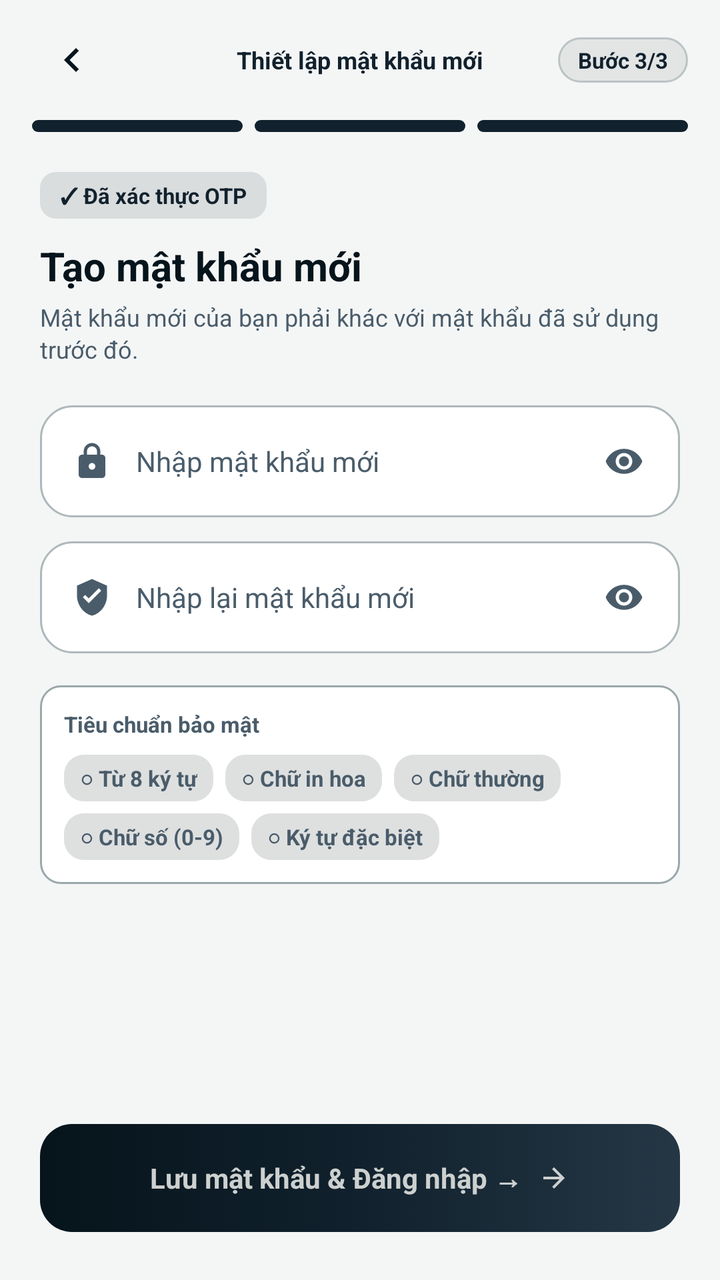
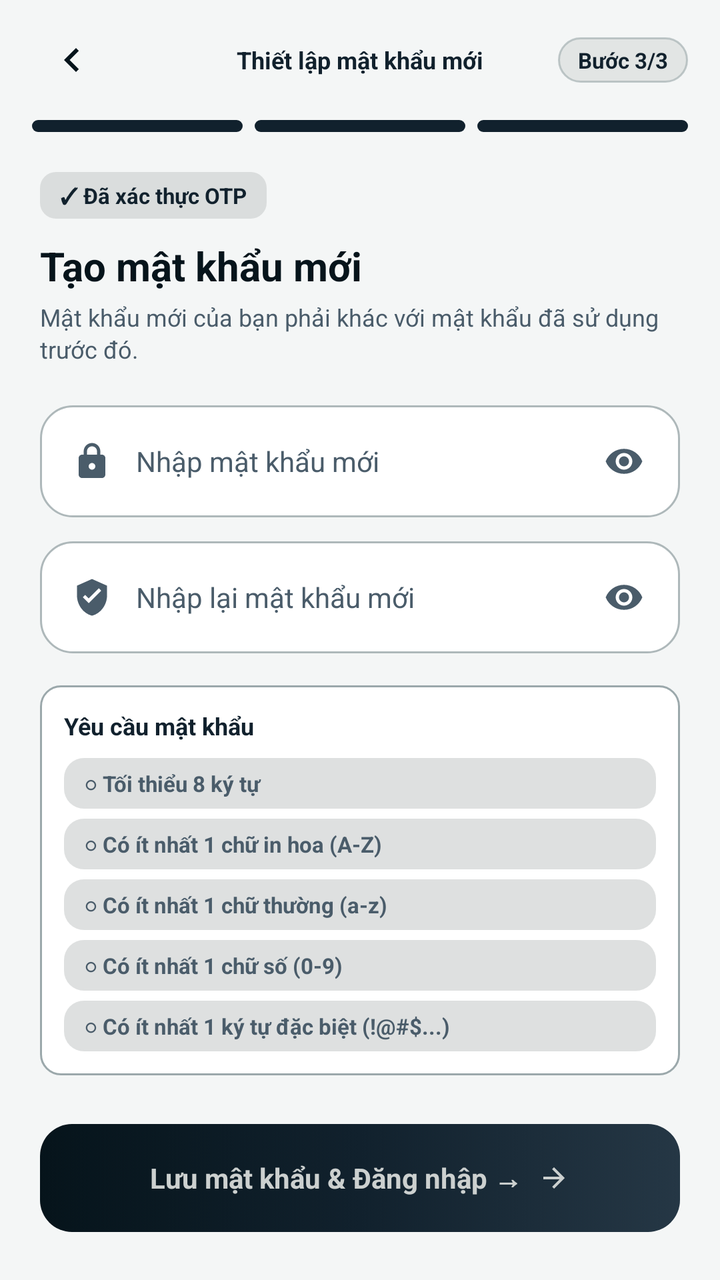

Compare the two renders of this Android layout. The source of the first and the diff that turns it into the second are given below.
<!-- AndroidManifest.xml: application theme Theme.UniClassApp -->
<!-- res/layout/activity_forgot_pass_new.xml -->
<?xml version="1.0" encoding="utf-8"?>
<ScrollView xmlns:android="http://schemas.android.com/apk/res/android"
    xmlns:app="http://schemas.android.com/apk/res-auto"
    xmlns:tools="http://schemas.android.com/tools"
    android:layout_width="match_parent"
    android:layout_height="match_parent"
    android:background="@color/nordic_canvas_light"
    android:fillViewport="true"
    android:scrollbars="none"
    tools:context=".ForgotPassNewActivity">

    <LinearLayout
        android:layout_width="match_parent"
        android:layout_height="wrap_content"
        android:orientation="vertical">

        
        <LinearLayout
            android:layout_width="match_parent"
            android:layout_height="wrap_content"
            android:orientation="vertical"
            android:paddingHorizontal="16dp"
            android:paddingTop="8dp"
            android:paddingBottom="12dp">

            <RelativeLayout
                android:layout_width="match_parent"
                android:layout_height="44dp">

                <ImageView
                    android:id="@+id/btnBack"
                    android:layout_width="40dp"
                    android:layout_height="40dp"
                    android:layout_alignParentStart="true"
                    android:layout_centerVertical="true"
                    android:background="?android:attr/selectableItemBackgroundBorderless"
                    android:clickable="true"
                    android:contentDescription="@string/desc_back_button"
                    android:focusable="true"
                    android:padding="8dp"
                    android:src="@drawable/ic_chevron_left"
                    app:tint="@color/nordic_obsidian_navy" />

                <TextView
                    android:id="@+id/tvStepTitle"
                    android:layout_width="wrap_content"
                    android:layout_height="wrap_content"
                    android:layout_centerInParent="true"
                    android:text="Thiết lập mật khẩu mới"
                    android:textColor="@color/nordic_midnight_slate"
                    android:textSize="12sp"
                    android:textStyle="bold" />

                <TextView
                    android:id="@+id/tvStepBadge"
                    android:layout_width="wrap_content"
                    android:layout_height="wrap_content"
                    android:layout_alignParentEnd="true"
                    android:layout_centerVertical="true"
                    android:background="@drawable/bg_nordic_prompt_card"
                    android:paddingHorizontal="10dp"
                    android:paddingVertical="4dp"
                    android:text="@string/nordic_forgot_step3_badge"
                    android:textColor="@color/nordic_midnight_slate"
                    android:textSize="11sp"
                    android:textStyle="bold" />
            </RelativeLayout>

            
            <LinearLayout
                android:layout_width="match_parent"
                android:layout_height="6dp"
                android:layout_marginTop="8dp"
                android:orientation="horizontal">

                <View
                    android:layout_width="0dp"
                    android:layout_height="match_parent"
                    android:layout_marginEnd="4dp"
                    android:layout_weight="1"
                    android:background="@drawable/bg_nordic_segment_active" />

                <View
                    android:layout_width="0dp"
                    android:layout_height="match_parent"
                    android:layout_marginHorizontal="2dp"
                    android:layout_weight="1"
                    android:background="@drawable/bg_nordic_segment_active" />

                <View
                    android:layout_width="0dp"
                    android:layout_height="match_parent"
                    android:layout_marginStart="4dp"
                    android:layout_weight="1"
                    android:background="@drawable/bg_nordic_segment_active" />
            </LinearLayout>
        </LinearLayout>

        
        <LinearLayout
            android:layout_width="match_parent"
            android:layout_height="0dp"
            android:layout_weight="1"
            android:orientation="vertical"
            android:paddingHorizontal="20dp"
            android:paddingBottom="24dp">

            
            <TextView
                android:layout_width="wrap_content"
                android:layout_height="wrap_content"
                android:layout_marginTop="8dp"
                android:background="@drawable/bg_nordic_feature_chip"
                android:paddingHorizontal="10dp"
                android:paddingVertical="4dp"
                android:text="@string/nordic_forgot_step3_badge_verified"
                android:textColor="@color/nordic_midnight_slate"
                android:textSize="11sp"
                android:textStyle="bold" />

            <TextView
                android:layout_width="wrap_content"
                android:layout_height="wrap_content"
                android:layout_marginTop="10dp"
                android:text="@string/nordic_forgot_step3_title"
                android:textColor="@color/nordic_obsidian_navy"
                android:textSize="20sp"
                android:textStyle="bold" />

            <TextView
                android:layout_width="wrap_content"
                android:layout_height="wrap_content"
                android:layout_marginTop="4dp"
                android:lineSpacingExtra="2dp"
                android:text="@string/nordic_forgot_step3_subtitle"
                android:textColor="@color/nordic_muted_steel"
                android:textSize="12sp" />

            
            <LinearLayout
                android:id="@+id/containerNewPassword"
                android:layout_width="match_parent"
                android:layout_height="56dp"
                android:layout_marginTop="20dp"
                android:background="@drawable/bg_nordic_input_selector"
                android:gravity="center_vertical"
                android:orientation="horizontal"
                android:paddingHorizontal="16dp">

                <ImageView
                    android:layout_width="20dp"
                    android:layout_height="20dp"
                    android:contentDescription="@null"
                    android:src="@drawable/ic_lock"
                    app:tint="@color/nordic_muted_steel" />

                <EditText
                    android:id="@+id/edtNewPassword"
                    android:layout_width="0dp"
                    android:layout_height="match_parent"
                    android:layout_marginStart="12dp"
                    android:layout_weight="1"
                    android:autofillHints="newPassword"
                    android:background="@null"
                    android:hint="@string/new_password_hint"
                    android:inputType="textPassword"
                    android:maxLines="1"
                    android:textColor="@color/nordic_obsidian_navy"
                    android:textColorHint="@color/nordic_muted_steel"
                    android:textSize="14sp" />

                <ImageView
                    android:id="@+id/ivToggleNewPassword"
                    android:layout_width="24dp"
                    android:layout_height="24dp"
                    android:clickable="true"
                    android:contentDescription="@null"
                    android:focusable="true"
                    android:padding="2dp"
                    android:src="@drawable/ic_eye"
                    app:tint="@color/nordic_muted_steel" />
            </LinearLayout>

            <TextView
                android:id="@+id/tvErrorNewPassword"
                android:layout_width="wrap_content"
                android:layout_height="wrap_content"
                android:layout_marginStart="8dp"
                android:layout_marginTop="4dp"
                android:textColor="@color/nordic_error_rose"
                android:textSize="11sp"
                android:textStyle="bold"
                android:visibility="gone" />

            
            <LinearLayout
                android:id="@+id/containerConfirmPassword"
                android:layout_width="match_parent"
                android:layout_height="56dp"
                android:layout_marginTop="12dp"
                android:background="@drawable/bg_nordic_input_selector"
                android:gravity="center_vertical"
                android:orientation="horizontal"
                android:paddingHorizontal="16dp">

                <ImageView
                    android:layout_width="20dp"
                    android:layout_height="20dp"
                    android:contentDescription="@null"
                    android:src="@drawable/ic_shield_check"
                    app:tint="@color/nordic_muted_steel" />

                <EditText
                    android:id="@+id/edtConfirmPassword"
                    android:layout_width="0dp"
                    android:layout_height="match_parent"
                    android:layout_marginStart="12dp"
                    android:layout_weight="1"
                    android:autofillHints="newPassword"
                    android:background="@null"
                    android:hint="@string/confirm_new_password_hint"
                    android:inputType="textPassword"
                    android:maxLines="1"
                    android:textColor="@color/nordic_obsidian_navy"
                    android:textColorHint="@color/nordic_muted_steel"
                    android:textSize="14sp" />

                <ImageView
                    android:id="@+id/ivToggleConfirmPassword"
                    android:layout_width="24dp"
                    android:layout_height="24dp"
                    android:clickable="true"
                    android:contentDescription="@null"
                    android:focusable="true"
                    android:padding="2dp"
                    android:src="@drawable/ic_eye"
                    app:tint="@color/nordic_muted_steel" />
            </LinearLayout>

            <TextView
                android:id="@+id/tvErrorConfirmPassword"
                android:layout_width="wrap_content"
                android:layout_height="wrap_content"
                android:layout_marginStart="8dp"
                android:layout_marginTop="4dp"
                android:textColor="@color/nordic_error_rose"
                android:textSize="11sp"
                android:textStyle="bold"
                android:visibility="gone" />

            
            <LinearLayout
                android:id="@+id/layoutSecurityCard"
                android:layout_width="match_parent"
                android:layout_height="wrap_content"
                android:layout_marginTop="16dp"
                android:background="@drawable/bg_nordic_surface_btn"
                android:orientation="vertical"
                android:padding="12dp">

                <TextView
                    android:layout_width="wrap_content"
                    android:layout_height="wrap_content"
                    android:text="@string/nordic_security_title"
                    android:textColor="@color/nordic_muted_steel"
                    android:textSize="11sp"
                    android:textStyle="bold" />

                
                <LinearLayout
                    android:layout_width="match_parent"
                    android:layout_height="wrap_content"
                    android:layout_marginTop="8dp"
                    android:orientation="horizontal">

                    <TextView
                        android:id="@+id/chipRuleMinLength"
                        android:layout_width="wrap_content"
                        android:layout_height="wrap_content"
                        android:background="@drawable/bg_nordic_chip_security_idle"
                        android:paddingHorizontal="8dp"
                        android:paddingVertical="4dp"
                        android:text="○ Từ 8 ký tự"
                        android:textColor="@color/nordic_muted_steel"
                        android:textSize="11sp"
                        android:textStyle="bold" />

                    <TextView
                        android:id="@+id/chipRuleUppercase"
                        android:layout_width="wrap_content"
                        android:layout_height="wrap_content"
                        android:layout_marginStart="6dp"
                        android:background="@drawable/bg_nordic_chip_security_idle"
                        android:paddingHorizontal="8dp"
                        android:paddingVertical="4dp"
                        android:text="○ Chữ in hoa"
                        android:textColor="@color/nordic_muted_steel"
                        android:textSize="11sp"
                        android:textStyle="bold" />

                    <TextView
                        android:id="@+id/chipRuleLowercase"
                        android:layout_width="wrap_content"
                        android:layout_height="wrap_content"
                        android:layout_marginStart="6dp"
                        android:background="@drawable/bg_nordic_chip_security_idle"
                        android:paddingHorizontal="8dp"
                        android:paddingVertical="4dp"
                        android:text="○ Chữ thường"
                        android:textColor="@color/nordic_muted_steel"
                        android:textSize="11sp"
                        android:textStyle="bold" />
                </LinearLayout>

                
                <LinearLayout
                    android:layout_width="match_parent"
                    android:layout_height="wrap_content"
                    android:layout_marginTop="6dp"
                    android:orientation="horizontal">

                    <TextView
                        android:id="@+id/chipRuleDigit"
                        android:layout_width="wrap_content"
                        android:layout_height="wrap_content"
                        android:background="@drawable/bg_nordic_chip_security_idle"
                        android:paddingHorizontal="8dp"
                        android:paddingVertical="4dp"
                        android:text="○ Chữ số (0-9)"
                        android:textColor="@color/nordic_muted_steel"
                        android:textSize="11sp"
                        android:textStyle="bold" />

                    <TextView
                        android:id="@+id/chipRuleSpecial"
                        android:layout_width="wrap_content"
                        android:layout_height="wrap_content"
                        android:layout_marginStart="6dp"
                        android:background="@drawable/bg_nordic_chip_security_idle"
                        android:paddingHorizontal="8dp"
                        android:paddingVertical="4dp"
                        android:text="○ Ký tự đặc biệt"
                        android:textColor="@color/nordic_muted_steel"
                        android:textSize="11sp"
                        android:textStyle="bold" />
                </LinearLayout>
            </LinearLayout>
        </LinearLayout>

        
        <LinearLayout
            android:layout_width="match_parent"
            android:layout_height="wrap_content"
            android:orientation="vertical"
            android:paddingHorizontal="20dp"
            android:paddingBottom="24dp">

            <FrameLayout
                android:layout_width="match_parent"
                android:layout_height="54dp">

                <LinearLayout
                    android:id="@+id/btnResetPassword"
                    android:layout_width="match_parent"
                    android:layout_height="match_parent"
                    android:background="@drawable/bg_nordic_primary_cta"
                    android:clickable="true"
                    android:focusable="true"
                    android:gravity="center"
                    android:orientation="horizontal">

                    <TextView
                        android:id="@+id/tvBtnResetLabel"
                        android:layout_width="wrap_content"
                        android:layout_height="wrap_content"
                        android:text="@string/nordic_forgot_step3_cta"
                        android:textColor="@color/nordic_frosted_silver"
                        android:textSize="14sp"
                        android:textStyle="bold" />

                    <ImageView
                        android:id="@+id/ivBtnResetArrow"
                        android:layout_width="16dp"
                        android:layout_height="16dp"
                        android:layout_marginStart="8dp"
                        android:contentDescription="@null"
                        android:src="@drawable/ic_arrow_right"
                        app:tint="@color/nordic_frosted_silver" />
                </LinearLayout>

                <ProgressBar
                    android:id="@+id/progressBar"
                    style="?android:attr/progressBarStyle"
                    android:layout_width="28dp"
                    android:layout_height="28dp"
                    android:layout_gravity="center"
                    android:indeterminate="true"
                    android:indeterminateTint="@color/nordic_frosted_silver"
                    android:visibility="gone" />
            </FrameLayout>
        </LinearLayout>

    </LinearLayout>
</ScrollView>
<!-- resources referenced by this layout -->
<resources>
  <color name="nordic_canvas_light">#F4F6F6</color>
  <color name="nordic_error_rose">#F43F5E</color>
  <color name="nordic_frosted_silver">#CCD0CF</color>
  <color name="nordic_midnight_slate">#11212D</color>
  <color name="nordic_muted_steel">#4A5C6A</color>
  <color name="nordic_obsidian_navy">#06141B</color>
  <!-- drawable bg_nordic_chip_security_idle (drawable) -->
  <?xml version="1.0" encoding="utf-8"?>
  <shape xmlns:android="http://schemas.android.com/apk/res/android"
      android:shape="rectangle">
      <corners android:radius="10dp" />
      <solid android:color="@color/nordic_frosted_65" />
  </shape>
  <!-- drawable bg_nordic_feature_chip (drawable) -->
  <?xml version="1.0" encoding="utf-8"?>
  <shape xmlns:android="http://schemas.android.com/apk/res/android"
      android:shape="rectangle">
      <corners android:radius="8dp" />
      <solid android:color="@color/nordic_frosted_65" />
  </shape>
  <!-- drawable bg_nordic_input_selector (drawable) -->
  <?xml version="1.0" encoding="utf-8"?>
  <selector xmlns:android="http://schemas.android.com/apk/res/android">
      <item android:drawable="@drawable/bg_nordic_input_focused" android:state_focused="true" />
      <item android:drawable="@drawable/bg_nordic_input_default" />
  </selector>
  <!-- drawable bg_nordic_prompt_card (drawable) -->
  <?xml version="1.0" encoding="utf-8"?>
  <shape xmlns:android="http://schemas.android.com/apk/res/android"
      android:shape="rectangle">
      <corners android:radius="16dp" />
      <solid android:color="@color/nordic_frosted_45" />
      <stroke
          android:width="1dp"
          android:color="#999BA8AB" />
  </shape>
  <!-- drawable bg_nordic_segment_active (drawable) -->
  <?xml version="1.0" encoding="utf-8"?>
  <shape xmlns:android="http://schemas.android.com/apk/res/android"
      android:shape="rectangle">
      <corners android:radius="999dp" />
      <solid android:color="@color/nordic_midnight_slate" />
  </shape>
  <!-- drawable ic_chevron_left (drawable) -->
  <vector xmlns:android="http://schemas.android.com/apk/res/android"
      android:width="24dp"
      android:height="24dp"
      android:viewportWidth="24"
      android:viewportHeight="24">
      <path
          android:fillColor="#FF06141B"
          android:pathData="M15.41,7.41L14,6l-6,6 6,6 1.41,-1.41L10.83,12z" />
  </vector>
  <string name="confirm_new_password_hint">Nhập lại mật khẩu mới</string>
  <string name="desc_back_button">Nút quay lại</string>
  <string name="new_password_hint">Nhập mật khẩu mới</string>
  <string name="nordic_forgot_step3_badge">Bước 3/3</string>
  <string name="nordic_forgot_step3_badge_verified">✓ Đã xác thực OTP</string>
  <string name="nordic_forgot_step3_cta">Lưu mật khẩu &amp; Đăng nhập →</string>
  <string name="nordic_forgot_step3_subtitle">Mật khẩu mới của bạn phải khác với mật khẩu đã sử dụng trước đó.</string>
  <string name="nordic_forgot_step3_title">Tạo mật khẩu mới</string>
  <string name="nordic_security_title">Tiêu chuẩn bảo mật</string>
  <style name="Theme.UniClassApp" parent="Base.Theme.UniClassApp" />
  <color name="nordic_frosted_65">#A6CCD0CF</color>
  <!-- drawable bg_nordic_input_default (drawable) -->
  <?xml version="1.0" encoding="utf-8"?>
  <shape xmlns:android="http://schemas.android.com/apk/res/android"
      android:shape="rectangle">
      <corners android:radius="16dp" />
      <solid android:color="@color/nordic_surface_white" />
      <stroke
          android:width="1dp"
          android:color="#CC9BA8AB" />
  </shape>
  <color name="nordic_frosted_45">#73CCD0CF</color>
  <color name="nordic_surface_white">#FFFFFF</color>
  <color name="nordic_pewter_mist">#9BA8AB</color>
  <color name="color_primary">#1976D2</color>
  <color name="color_primary_container">#E3F2FD</color>
  <color name="color_secondary">#0288D1</color>
  <color name="color_secondary_container">#E0F2FE</color>
  <color name="color_surface">#FFFFFF</color>
  <color name="color_background">#F8FAFC</color>
  <color name="color_error">#DC2626</color>
  <!-- unchanged entries left out for length: 8 -->
</resources>

<!-- the commit's change to res/layout/activity_forgot_pass_new.xml (unified diff, before → after) -->
@@ -262,84 +262,76 @@
                     android:layout_width="wrap_content"
                     android:layout_height="wrap_content"
                     android:text="@string/nordic_security_title"
-                    android:textColor="@color/nordic_muted_steel"
-                    android:textSize="11sp"
+                    android:textColor="@color/nordic_midnight_slate"
+                    android:textSize="12sp"
                     android:textStyle="bold" />
 
-                
                 <LinearLayout
                     android:layout_width="match_parent"
                     android:layout_height="wrap_content"
                     android:layout_marginTop="8dp"
-                    android:orientation="horizontal">
+                    android:orientation="vertical">
 
                     <TextView
                         android:id="@+id/chipRuleMinLength"
-                        android:layout_width="wrap_content"
-                        android:layout_height="wrap_content"
-                        android:background="@drawable/bg_nordic_chip_security_idle"
-                        android:paddingHorizontal="8dp"
-                        android:paddingVertical="4dp"
-                        android:text="○ Từ 8 ký tự"
+                        android:layout_width="match_parent"
+                        android:layout_height="wrap_content"
+                        android:background="@drawable/bg_nordic_chip_security_idle"
+                        android:paddingHorizontal="10dp"
+                        android:paddingVertical="5dp"
+                        android:text="○ Tối thiểu 8 ký tự"
                         android:textColor="@color/nordic_muted_steel"
                         android:textSize="11sp"
                         android:textStyle="bold" />
 
                     <TextView
                         android:id="@+id/chipRuleUppercase"
-                        android:layout_width="wrap_content"
-                        android:layout_height="wrap_content"
-                        android:layout_marginStart="6dp"
-                        android:background="@drawable/bg_nordic_chip_security_idle"
-                        android:paddingHorizontal="8dp"
-                        android:paddingVertical="4dp"
-                        android:text="○ Chữ in hoa"
+                        android:layout_width="match_parent"
+                        android:layout_height="wrap_content"
+                        android:layout_marginTop="5dp"
+                        android:background="@drawable/bg_nordic_chip_security_idle"
+                        android:paddingHorizontal="10dp"
+                        android:paddingVertical="5dp"
+                        android:text="○ Có ít nhất 1 chữ in hoa (A-Z)"
                         android:textColor="@color/nordic_muted_steel"
                         android:textSize="11sp"
                         android:textStyle="bold" />
 
                     <TextView
                         android:id="@+id/chipRuleLowercase"
-                        android:layout_width="wrap_content"
-                        android:layout_height="wrap_content"
-                        android:layout_marginStart="6dp"
-                        android:background="@drawable/bg_nordic_chip_security_idle"
-                        android:paddingHorizontal="8dp"
-                        android:paddingVertical="4dp"
-                        android:text="○ Chữ thường"
-                        android:textColor="@color/nordic_muted_steel"
-                        android:textSize="11sp"
-                        android:textStyle="bold" />
-                </LinearLayout>
-
-                
-                <LinearLayout
-                    android:layout_width="match_parent"
-                    android:layout_height="wrap_content"
-                    android:layout_marginTop="6dp"
-                    android:orientation="horizontal">
+                        android:layout_width="match_parent"
+                        android:layout_height="wrap_content"
+                        android:layout_marginTop="5dp"
+                        android:background="@drawable/bg_nordic_chip_security_idle"
+                        android:paddingHorizontal="10dp"
+                        android:paddingVertical="5dp"
+                        android:text="○ Có ít nhất 1 chữ thường (a-z)"
+                        android:textColor="@color/nordic_muted_steel"
+                        android:textSize="11sp"
+                        android:textStyle="bold" />
 
                     <TextView
                         android:id="@+id/chipRuleDigit"
-                        android:layout_width="wrap_content"
-                        android:layout_height="wrap_content"
-                        android:background="@drawable/bg_nordic_chip_security_idle"
-                        android:paddingHorizontal="8dp"
-                        android:paddingVertical="4dp"
-                        android:text="○ Chữ số (0-9)"
+                        android:layout_width="match_parent"
+                        android:layout_height="wrap_content"
+                        android:layout_marginTop="5dp"
+                        android:background="@drawable/bg_nordic_chip_security_idle"
+                        android:paddingHorizontal="10dp"
+                        android:paddingVertical="5dp"
+                        android:text="○ Có ít nhất 1 chữ số (0-9)"
                         android:textColor="@color/nordic_muted_steel"
                         android:textSize="11sp"
                         android:textStyle="bold" />
 
                     <TextView
                         android:id="@+id/chipRuleSpecial"
-                        android:layout_width="wrap_content"
-                        android:layout_height="wrap_content"
-                        android:layout_marginStart="6dp"
-                        android:background="@drawable/bg_nordic_chip_security_idle"
-                        android:paddingHorizontal="8dp"
-                        android:paddingVertical="4dp"
-                        android:text="○ Ký tự đặc biệt"
+                        android:layout_width="match_parent"
+                        android:layout_height="wrap_content"
+                        android:layout_marginTop="5dp"
+                        android:background="@drawable/bg_nordic_chip_security_idle"
+                        android:paddingHorizontal="10dp"
+                        android:paddingVertical="5dp"
+                        android:text="○ Có ít nhất 1 ký tự đặc biệt (!@#$...)"
                         android:textColor="@color/nordic_muted_steel"
                         android:textSize="11sp"
                         android:textStyle="bold" />
<!-- resource entries referenced after the edit -->
@@ -61,7 +61,7 @@
   <string name="nordic_forgot_step3_cta">Lưu mật khẩu &amp; Đăng nhập →</string>
   <string name="nordic_forgot_step3_subtitle">Mật khẩu mới của bạn phải khác với mật khẩu đã sử dụng trước đó.</string>
   <string name="nordic_forgot_step3_title">Tạo mật khẩu mới</string>
-  <string name="nordic_security_title">Tiêu chuẩn bảo mật</string>
+  <string name="nordic_security_title">Yêu cầu mật khẩu</string>
   <style name="Theme.UniClassApp" parent="Base.Theme.UniClassApp" />
   <color name="nordic_frosted_65">#A6CCD0CF</color>
   <!-- drawable bg_nordic_input_default (drawable) -->
